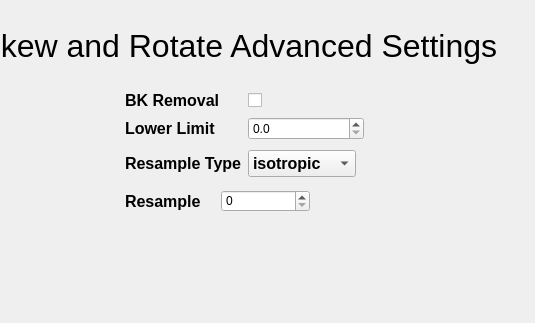
abcucberkeley/PetaKit5D-GUI, file dsradvanced.ui: the form before one commit; both pictures show x 105 to 640 and y 0 to 323 of the 640 by 480 pixel window.
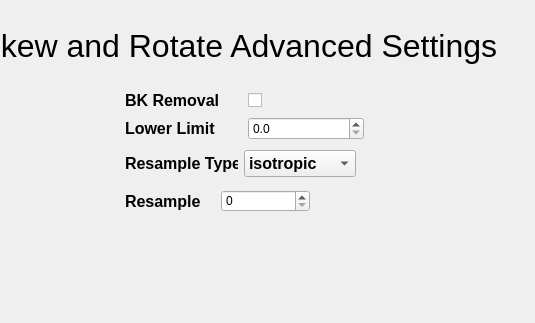
The form after the commit.

Diff of the .ui file:
```diff
--- a/dsradvanced.ui
+++ b/dsradvanced.ui
@@ -71,7 +71,7 @@
     <string>Submit</string>
    </property>
   </widget>
-  <widget class="QWidget" name="">
+  <widget class="QWidget" name="layoutWidget">
    <property name="geometry">
     <rect>
      <x>230</x>
@@ -115,11 +115,16 @@
         <string>isotropic</string>
        </property>
       </item>
+      <item>
+       <property name="text">
+        <string>xy_isotropic</string>
+       </property>
+      </item>
      </widget>
     </item>
    </layout>
   </widget>
-  <widget class="QWidget" name="">
+  <widget class="QWidget" name="layoutWidget">
    <property name="geometry">
     <rect>
      <x>230</x>
@@ -148,7 +153,7 @@
     </item>
    </layout>
   </widget>
-  <widget class="QWidget" name="">
+  <widget class="QWidget" name="layoutWidget">
    <property name="geometry">
     <rect>
      <x>230</x>
```
